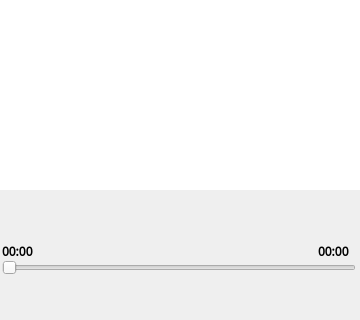
This is qt/music/widget.ui in HBrightUp/lang-learn as Qt 5 draws it before an edit; both pictures show x 0 to 360 and y 320 to 640 of the 360 by 640 pixel window. The edited form follows.
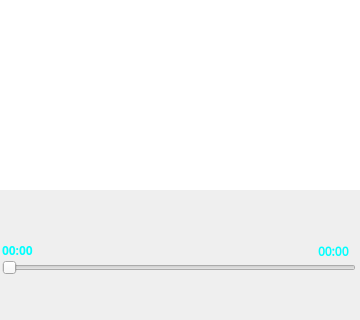
This is the edited form. Icons and pictures are not drawn.

Patch:
```diff
--- a/qt/music/widget.ui
+++ b/qt/music/widget.ui
@@ -268,10 +268,18 @@
    </property>
    <property name="font">
     <font>
-     <family>Noto Sans Chakma</family>
+     <family>Noto Sans Kayah Li</family>
      <bold>true</bold>
     </font>
    </property>
+   <property name="focusPolicy">
+    <enum>Qt::FocusPolicy::NoFocus</enum>
+   </property>
+   <property name="styleSheet">
+    <string notr="true">*{
+	color: #00FFFF;
+}</string>
+   </property>
    <property name="text">
     <string>00:00</string>
    </property>
@@ -315,6 +323,11 @@
      <bold>true</bold>
     </font>
    </property>
+   <property name="styleSheet">
+    <string notr="true">*{
+	color: #00FFFF;
+}</string>
+   </property>
    <property name="text">
     <string>00:00</string>
    </property>
```
Left out of the diff: 3 changed lines with no effect on the pictures.
